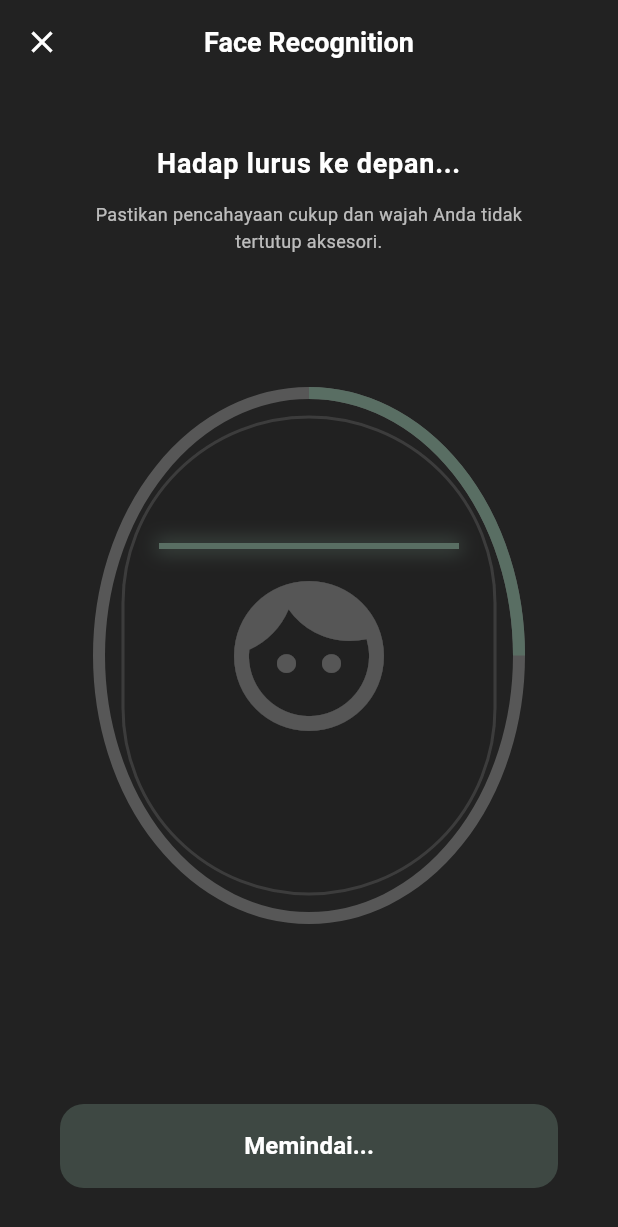
After one commit to Tamran5/simpul_app_caps, a Flutter app: the FaceScanView screen opened directly, after a tap on "Mulai Pindai Wajah", on a phone screen of 412 x 824 dp. The commit adds this screen. Shown: the top 1227 px of the screen. Run offline on Flutter 3.47's test engine with Material 3 defaults, Android fonts, the light colour scheme and no system bars; our stand-ins replace get.

Commit message:
fitur: membuat desain halaman verifikasi wajah

```diff
--- /dev/null
+++ b/lib/app/modules/face_scan/bindings/face_scan_binding.dart
@@ -0,0 +1,12 @@
+import 'package:get/get.dart';
+
+import '../controllers/face_scan_controller.dart';
+
+class FaceScanBinding extends Bindings {
+  @override
+  void dependencies() {
+    Get.lazyPut<FaceScanController>(
+      () => FaceScanController(),
+    );
+  }
+}
--- /dev/null
+++ b/lib/app/modules/face_scan/controllers/face_scan_controller.dart
@@ -0,0 +1,64 @@
+import 'package:get/get.dart';
+import 'package:flutter/material.dart';
+
+class FaceScanController extends GetxController {
+  // 0: Belum mulai, 1: Scan Depan, 2: Scan Samping, 3: Selesai
+  var scanStep = 0.obs;
+  var instructionText = "Arahkan wajah Anda ke dalam bingkai".obs;
+  var scanProgress = 0.0.obs;
+
+  void startScanning() async {
+    // Tahap 1: Pindai Wajah Depan
+    scanStep.value = 1;
+    instructionText.value = "Hadap lurus ke depan...";
+    for (int i = 0; i <= 50; i += 5) {
+      await Future.delayed(const Duration(milliseconds: 200));
+      scanProgress.value = i / 100;
+    }
+
+    // Tahap 2: Pindai Wajah Samping
+    scanStep.value = 2;
+    instructionText.value = "Perlahan palingkan wajah ke samping...";
+    for (int i = 50; i <= 100; i += 5) {
+      await Future.delayed(const Duration(milliseconds: 200));
+      scanProgress.value = i / 100;
+    }
+
+    // Tahap 3: Selesai
+    scanStep.value = 3;
+    instructionText.value = "Pemindaian Selesai!";
+
+    await Future.delayed(const Duration(seconds: 1));
+
+    // --- LOGIKA PERPINDAHAN HALAMAN ---
+    var args = Get.arguments;
+
+    if (args != null && args['from'] == 'register') {
+      // Jika datang dari halaman Pendaftaran -> Masuk ke Beranda
+      Get.offAllNamed('/home');
+      Get.snackbar(
+        'Selamat Datang!',
+        'Registrasi berhasil. Data wajah Anda telah diamankan.',
+        snackPosition: SnackPosition.TOP,
+        backgroundColor: const Color(0xFF596E63),
+        colorText: const Color(0xFFFFFFFF),
+      );
+    } else {
+      // Jika datang dari halaman Profil -> Kembali ke Profil
+      Get.back();
+      Get.snackbar(
+        'Berhasil',
+        'Data wajah Anda telah berhasil diperbarui.',
+        snackPosition: SnackPosition.TOP,
+        backgroundColor: const Color(0xFF596E63),
+        colorText: const Color(0xFFFFFFFF),
+      );
+    }
+  }
+
+  void resetScan() {
+    scanStep.value = 0;
+    scanProgress.value = 0.0;
+    instructionText.value = "Arahkan wajah Anda ke dalam bingkai";
+  }
+}
--- /dev/null
+++ b/lib/app/modules/face_scan/views/face_scan_view.dart
@@ -0,0 +1,162 @@
+import 'package:flutter/material.dart';
+import 'package:get/get.dart';
+import '../controllers/face_scan_controller.dart';
+
+class FaceScanView extends StatelessWidget {
+  const FaceScanView({Key? key}) : super(key: key);
+
+  static const Color primaryGreen = Color(0xFF596E63);
+  static const Color textDark = Color(0xFF333333);
+  static const Color textGrey = Color(0xFF8A8A8A);
+
+  @override
+  Widget build(BuildContext context) {
+    final controller = Get.put(FaceScanController());
+
+    return Scaffold(
+      backgroundColor: Colors.black87, // Latar belakang gelap untuk fokus kamera
+      appBar: AppBar(
+        backgroundColor: Colors.transparent,
+        elevation: 0,
+        leading: IconButton(
+          icon: const Icon(Icons.close, color: Colors.white),
+          onPressed: () => Get.back(),
+        ),
+        title: const Text(
+          'Face Recognition',
+          style: TextStyle(color: Colors.white, fontSize: 18, fontWeight: FontWeight.bold),
+        ),
+        centerTitle: true,
+      ),
+      body: SafeArea(
+        child: Column(
+          children: [
+            const SizedBox(height: 40),
+
+            // Teks Instruksi Dinamis
+            Obx(() => Text(
+              controller.instructionText.value,
+              textAlign: TextAlign.center,
+              style: const TextStyle(
+                fontSize: 18,
+                fontWeight: FontWeight.w600,
+                color: Colors.white,
+                letterSpacing: 0.5,
+              ),
+            )),
+
+            const SizedBox(height: 12),
+            const Padding(
+              padding: EdgeInsets.symmetric(horizontal: 40.0),
+              child: Text(
+                'Pastikan pencahayaan cukup dan wajah Anda tidak tertutup aksesori.',
+                textAlign: TextAlign.center,
+                style: TextStyle(fontSize: 12, color: Colors.white70, height: 1.5),
+              ),
+            ),
+
+            const Spacer(),
+
+            // Area Bingkai Kamera (Viewfinder)
+            Center(
+              child: Obx(() {
+                final progress = controller.scanProgress.value;
+                final step = controller.scanStep.value;
+
+                return SizedBox(
+                  width: 280,
+                  height: 350,
+                  child: Stack(
+                    alignment: Alignment.center,
+                    children: [
+                      // Lingkaran Progress Bar di luar bingkai
+                      SizedBox(
+                        width: 280,
+                        height: 350,
+                        child: CircularProgressIndicator(
+                          value: progress > 0 ? progress : null, // Null = loading berputar jika belum mulai
+                          strokeWidth: 8,
+                          backgroundColor: Colors.white24,
+                          valueColor: const AlwaysStoppedAnimation<Color>(primaryGreen),
+                        ),
+                      ),
+
+                      // Area "Kamera" (Simulasi dengan gambar)
+                      Container(
+                        width: 250,
+                        height: 320,
+                        decoration: BoxDecoration(
+                          color: Colors.grey[900],
+                          borderRadius: BorderRadius.circular(150), // Bentuk Oval
+                          border: Border.all(color: Colors.white12, width: 2),
+                        ),
+                        child: Center(
+                          // Mengganti ikon berdasarkan tahap pemindaian
+                          child: Icon(
+                            step == 2 ? Icons.face_retouching_natural : Icons.face,
+                            size: 120,
+                            color: step == 3 ? primaryGreen : Colors.white24,
+                          ),
+                        ),
+                      ),
+
+                      // Efek Overlay Scan saat proses berjalan
+                      if (step == 1 || step == 2)
+                        Positioned(
+                          top: 40 + (240 * progress), // Simulasi garis scan turun naik
+                          child: Container(
+                            width: 200,
+                            height: 4,
+                            decoration: BoxDecoration(
+                              color: primaryGreen,
+                              boxShadow: [
+                                BoxShadow(
+                                  color: primaryGreen.withOpacity(0.6),
+                                  blurRadius: 10,
+                                  spreadRadius: 2,
+                                )
+                              ],
+                            ),
+                          ),
+                        ),
+                    ],
+                  ),
+                );
+              }),
+            ),
+
+            const Spacer(),
+
+            // Tombol Mulai / Ulangi
+            Obx(() {
+              final step = controller.scanStep.value;
+              return Padding(
+                padding: const EdgeInsets.symmetric(horizontal: 40, vertical: 32),
+                child: SizedBox(
+                  width: double.infinity,
+                  height: 56,
+                  child: ElevatedButton(
+                    onPressed: step == 0 ? () => controller.startScanning() :
+                               step == 3 ? () => controller.resetScan() : null, // Disable saat sedang scan
+                    style: ElevatedButton.styleFrom(
+                      backgroundColor: primaryGreen,
+                      disabledBackgroundColor: primaryGreen.withOpacity(0.5),
+                      shape: RoundedRectangleBorder(
+                        borderRadius: BorderRadius.circular(16),
+                      ),
+                    ),
+                    child: Text(
+                      step == 0 ? 'Mulai Pindai Wajah' :
+                      step == 3 ? 'Ulangi Pemindaian' : 'Memindai...',
+                      style: const TextStyle(fontSize: 16, fontWeight: FontWeight.bold, color: Colors.white),
+                    ),
+                  ),
+                ),
+              );
+            }),
+          ],
+        ),
+      ),
+    );
+  }
+}
--- a/lib/app/routes/app_pages.dart
+++ b/lib/app/routes/app_pages.dart
@@ -1,5 +1,7 @@
 import 'package:get/get.dart';
 
+import '../modules/face_scan/bindings/face_scan_binding.dart';
+import '../modules/face_scan/views/face_scan_view.dart';
 import '../modules/login/bindings/login_binding.dart';
 import '../modules/login/views/login_view.dart';
 import '../modules/onboarding/bindings/onboarding_binding.dart';
@@ -30,5 +32,10 @@ class AppPages {
       page: () => const LoginView(),
       binding: LoginBinding(),
     ),
+    GetPage(
+      name: _Paths.FACE_SCAN,
+      page: () => const FaceScanView(),
+      binding: FaceScanBinding(),
+    ),
   ];
 }
--- a/lib/app/routes/app_routes.dart
+++ b/lib/app/routes/app_routes.dart
@@ -8,6 +8,7 @@ abstract class Routes {
   static const ONBOARDING = _Paths.ONBOARDING;
   static const REGISTER = _Paths.REGISTER;
   static const LOGIN = _Paths.LOGIN;
+  static const FACE_SCAN = _Paths.FACE_SCAN;
 }
 
 abstract class _Paths {
@@ -17,4 +18,5 @@ abstract class _Paths {
   static const ONBOARDING = '/onboarding';
   static const REGISTER = '/register';
   static const LOGIN = '/login';
+  static const FACE_SCAN = '/face-scan';
 }
```
